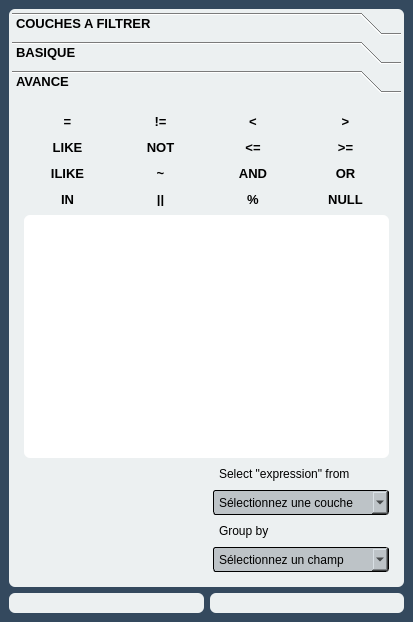
Before: the Qt Designer form filter_layers_dockwidget_base.ui in sducournau/filter_layers, drawn with Qt 5.
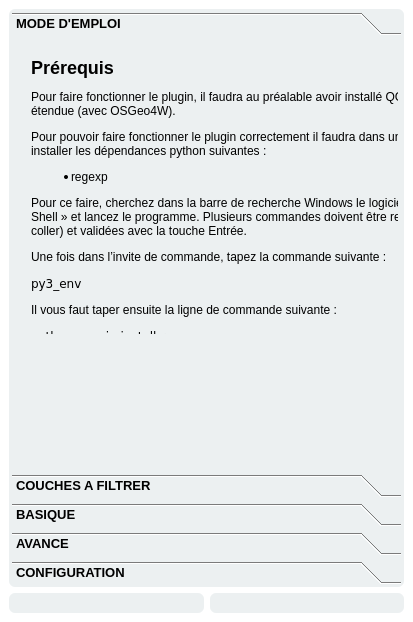
After: the same form once the commit is applied. Icons and pictures are not drawn. Custom widgets are drawn as their Qt base class.

```diff
--- a/filter_layers_dockwidget_base.ui
+++ b/filter_layers_dockwidget_base.ui
@@ -30,10 +30,10 @@
      </colorrole>
      <colorrole role="Button">
       <brush brushstyle="SolidPattern">
-       <color alpha="255">
-        <red>52</red>
-        <green>73</green>
-        <blue>94</blue>
+       <color alpha="0">
+        <red>0</red>
+        <green>0</green>
+        <blue>0</blue>
        </color>
       </brush>
      </colorrole>
@@ -57,19 +57,19 @@
      </colorrole>
      <colorrole role="Base">
       <brush brushstyle="SolidPattern">
-       <color alpha="255">
-        <red>52</red>
-        <green>73</green>
-        <blue>94</blue>
+       <color alpha="0">
+        <red>0</red>
+        <green>0</green>
+        <blue>0</blue>
        </color>
       </brush>
      </colorrole>
      <colorrole role="Window">
       <brush brushstyle="SolidPattern">
-       <color alpha="255">
-        <red>52</red>
-        <green>73</green>
-        <blue>94</blue>
+       <color alpha="0">
+        <red>0</red>
+        <green>0</green>
+        <blue>0</blue>
        </color>
       </brush>
      </colorrole>
@@ -86,10 +86,10 @@
      </colorrole>
      <colorrole role="Button">
       <brush brushstyle="SolidPattern">
-       <color alpha="255">
-        <red>52</red>
-        <green>73</green>
-        <blue>94</blue>
+       <color alpha="0">
+        <red>0</red>
+        <green>0</green>
+        <blue>0</blue>
        </color>
       </brush>
      </colorrole>
@@ -113,19 +113,19 @@
      </colorrole>
      <colorrole role="Base">
       <brush brushstyle="SolidPattern">
-       <color alpha="255">
-        <red>52</red>
-        <green>73</green>
-        <blue>94</blue>
+       <color alpha="0">
+        <red>0</red>
+        <green>0</green>
+        <blue>0</blue>
        </color>
       </brush>
      </colorrole>
      <colorrole role="Window">
       <brush brushstyle="SolidPattern">
-       <color alpha="255">
-        <red>52</red>
-        <green>73</green>
-        <blue>94</blue>
+       <color alpha="0">
+        <red>0</red>
+        <green>0</green>
+        <blue>0</blue>
        </color>
       </brush>
      </colorrole>
@@ -142,10 +142,10 @@
      </colorrole>
      <colorrole role="Button">
       <brush brushstyle="SolidPattern">
-       <color alpha="255">
-        <red>52</red>
-        <green>73</green>
-        <blue>94</blue>
+       <color alpha="0">
+        <red>0</red>
+        <green>0</green>
+        <blue>0</blue>
        </color>
       </brush>
      </colorrole>
@@ -169,19 +169,19 @@
      </colorrole>
      <colorrole role="Base">
       <brush brushstyle="SolidPattern">
-       <color alpha="255">
-        <red>52</red>
-        <green>73</green>
-        <blue>94</blue>
+       <color alpha="0">
+        <red>0</red>
+        <green>0</green>
+        <blue>0</blue>
        </color>
       </brush>
      </colorrole>
      <colorrole role="Window">
       <brush brushstyle="SolidPattern">
-       <color alpha="255">
-        <red>52</red>
-        <green>73</green>
-        <blue>94</blue>
+       <color alpha="0">
+        <red>0</red>
+        <green>0</green>
+        <blue>0</blue>
        </color>
       </brush>
      </colorrole>
@@ -197,8 +197,7 @@
    </font>
   </property>
   <property name="styleSheet">
-   <string notr="true">background-color: dark;
-color:dark;</string>
+   <string notr="true">background:transparent;</string>
   </property>
   <property name="windowTitle">
    <string>FILTRES</string>
@@ -369,8 +368,41 @@
        <enum>QFrame::Panel</enum>
       </property>
       <property name="currentIndex">
-       <number>2</number>
+       <number>0</number>
       </property>
+      <widget class="QWidget" name="page_5">
+       <attribute name="label">
+        <string>MODE D'EMPLOI</string>
+       </attribute>
+       <widget class="QWidget" name="verticalLayoutWidget">
+        <property name="geometry">
+         <rect>
+          <x>10</x>
+          <y>10</y>
+          <width>481</width>
+          <height>283</height>
+         </rect>
+        </property>
+        <layout class="QVBoxLayout" name="verticalLayout_2">
+         <item>
+          <widget class="QLabel" name="label">
+           <property name="sizeIncrement">
+            <size>
+             <width>300</width>
+             <height>0</height>
+            </size>
+           </property>
+           <property name="text">
+            <string>&lt;html&gt;&lt;head/&gt;&lt;body&gt;&lt;p&gt;&lt;span style=&quot; font-size:x-large; font-weight:600;&quot;&gt;Prérequis&lt;/span&gt;&lt;/p&gt;&lt;p&gt;Pour faire fonctionner le plugin, il faudra au préalable avoir installé QGIS dans sa version étendue (avec OSGeo4W).&lt;/p&gt;&lt;p&gt;Pour pouvoir faire fonctionner le plugin correctement il faudra dans un premier temps installer les dépendances python suivantes :&lt;/p&gt;&lt;ul style=&quot;margin-top: 0px; margin-bottom: 0px; margin-left: 0px; margin-right: 0px; -qt-list-indent: 1;&quot;&gt;&lt;li style=&quot; margin-top:12px; margin-bottom:12px; margin-left:0px; margin-right:0px; -qt-block-indent:0; text-indent:0px;&quot;&gt;regexp&lt;/li&gt;&lt;/ul&gt;&lt;p&gt;Pour ce faire, cherchez dans la barre de recherche Windows le logiciel « OSGeo4W Shell » et lancez le programme. Plusieurs commandes doivent être rentrées (copier/coller) et validées avec la touche Entrée.&lt;/p&gt;&lt;p&gt;Une fois dans l’invite de commande, tapez la commande suivante :&lt;/p&gt;&lt;pre style=&quot; margin-top:12px; margin-bottom:12px; margin-left:0px; margin-right:0px; -qt-block-indent:0; text-indent:0px;&quot;&gt;&lt;span style=&quot; font-family:'Courier New';&quot;&gt;py3_env&lt;/span&gt;&lt;/pre&gt;&lt;p&gt;Il vous faut taper ensuite la ligne de commande suivante :&lt;/p&gt;&lt;pre style=&quot; margin-top:12px; margin-bottom:12px; margin-left:0px; margin-right:0px; -qt-block-indent:0; text-indent:0px;&quot;&gt;&lt;span style=&quot; font-family:'Courier New';&quot;&gt;python –m pip install regexp&lt;/span&gt;&lt;/pre&gt;&lt;/body&gt;&lt;/html&gt;</string>
+           </property>
+           <property name="wordWrap">
+            <bool>true</bool>
+           </property>
+          </widget>
+         </item>
+        </layout>
+       </widget>
+      </widget>
       <widget class="QWidget" name="page">
        <property name="geometry">
         <rect>
@@ -775,8 +807,8 @@
         <rect>
          <x>0</x>
          <y>0</y>
-         <width>383</width>
-         <height>404</height>
+         <width>366</width>
+         <height>347</height>
         </rect>
        </property>
        <attribute name="label">
@@ -1910,6 +1942,11 @@
         </item>
        </layout>
       </widget>
+      <widget class="QWidget" name="page_2">
+       <attribute name="label">
+        <string>CONFIGURATION</string>
+       </attribute>
+      </widget>
      </widget>
     </item>
    </layout>
```
Left out of the diff: 6 changed lines with no effect on the pictures.
